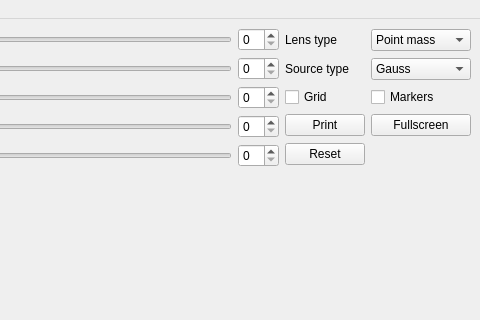
Qt form CosmoAI_qt/mainwindow.ui (Simon-Ing/Cosmo_Ai) before a commit; both pictures show x 362 to 842 and y 0 to 320 of the 842 by 693 pixel window.
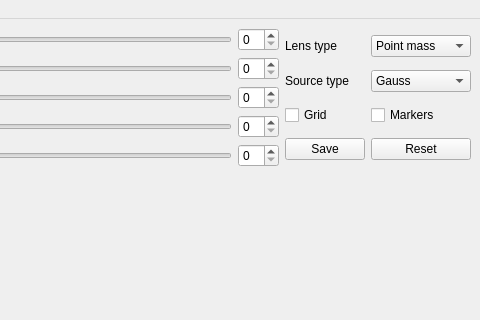
The same form after that commit.

```diff
--- a/CosmoAI_qt/mainwindow.ui
+++ b/CosmoAI_qt/mainwindow.ui
@@ -112,7 +112,7 @@
       <item row="3" column="0">
        <widget class="QPushButton" name="printButton">
         <property name="text">
-         <string>Print</string>
+         <string>Save</string>
         </property>
        </widget>
       </item>
@@ -169,13 +169,6 @@
         </property>
        </widget>
       </item>
-      <item row="3" column="1">
-       <widget class="QPushButton" name="fullscreenButton">
-        <property name="text">
-         <string>Fullscreen</string>
-        </property>
-       </widget>
-      </item>
       <item row="0" column="0">
        <widget class="QLabel" name="label_4">
         <property name="text">
@@ -209,7 +202,7 @@
         </item>
        </widget>
       </item>
-      <item row="4" column="0">
+      <item row="3" column="1">
        <widget class="QPushButton" name="resetButton">
         <property name="text">
          <string>Reset</string>
```
Left out of the diff: 14 changed lines with no effect on the pictures.
